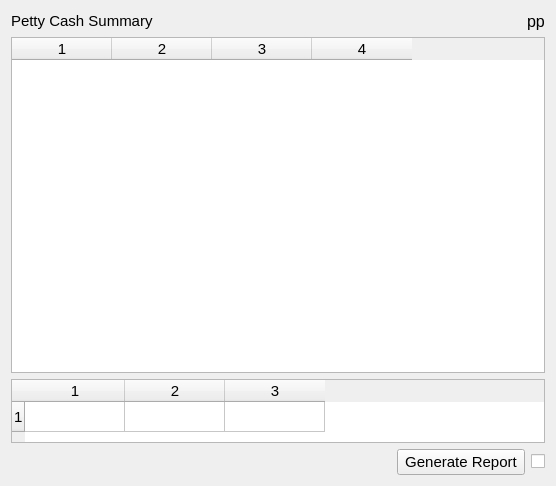
Qt form estorecpp/pettycashsummary.ui (Watti/estorecpp) before a commit.
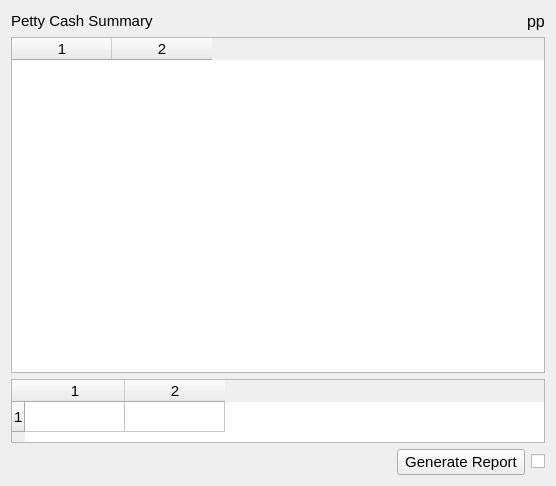
The same form after that commit. Icons and pictures are not drawn.

Commit message: petty cash summary added

Patch:
```diff
--- a/estorecpp/pettycashsummary.ui
+++ b/estorecpp/pettycashsummary.ui
@@ -74,7 +74,7 @@
       <number>0</number>
      </property>
      <property name="columnCount">
-      <number>4</number>
+      <number>2</number>
      </property>
      <attribute name="horizontalHeaderVisible">
       <bool>true</bool>
@@ -84,8 +84,6 @@
      </attribute>
      <column/>
      <column/>
-     <column/>
-     <column/>
     </widget>
    </item>
    <item>
@@ -113,7 +111,7 @@
       <number>1</number>
      </property>
      <property name="columnCount">
-      <number>3</number>
+      <number>2</number>
      </property>
      <attribute name="horizontalHeaderVisible">
       <bool>true</bool>
@@ -124,7 +122,6 @@
      <row/>
      <column/>
      <column/>
-     <column/>
     </widget>
    </item>
    <item>
```
The commit also changes 1 other file.
